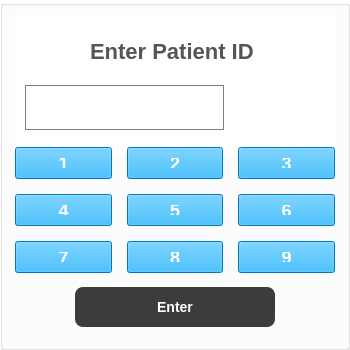
Qt form enter-patient.ui (pgil256/new-gui) before a commit.
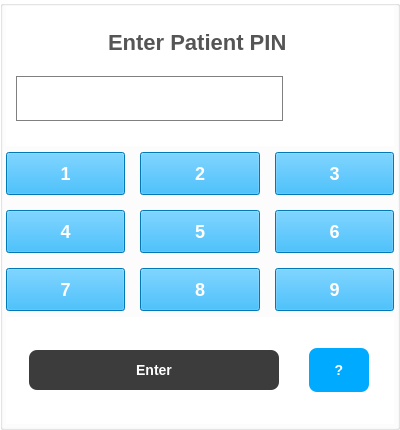
The same form after that commit.

```diff
--- a/enter-patient.ui
+++ b/enter-patient.ui
@@ -6,8 +6,8 @@
    <rect>
     <x>0</x>
     <y>0</y>
-    <width>350</width>
-    <height>350</height>
+    <width>400</width>
+    <height>430</height>
    </rect>
   </property>
   <property name="windowTitle">
@@ -18,8 +18,8 @@
     <rect>
      <x>0</x>
      <y>0</y>
-     <width>350</width>
-     <height>350</height>
+     <width>400</width>
+     <height>430</height>
     </rect>
    </property>
    <property name="minimumSize">
@@ -30,8 +30,8 @@
    </property>
    <property name="maximumSize">
     <size>
-     <width>350</width>
-     <height>350</height>
+     <width>400</width>
+     <height>430</height>
     </size>
    </property>
    <property name="styleSheet">
@@ -44,6 +44,18 @@
                 </string>
    </property>
    <layout class="QVBoxLayout" name="verticalLayout_8">
+    <property name="leftMargin">
+     <number>0</number>
+    </property>
+    <property name="topMargin">
+     <number>0</number>
+    </property>
+    <property name="rightMargin">
+     <number>0</number>
+    </property>
+    <property name="bottomMargin">
+     <number>0</number>
+    </property>
     <item>
      <widget class="QGroupBox" name="groupBox_5">
       <property name="sizePolicy">
@@ -90,7 +102,7 @@
           </size>
          </property>
          <property name="text">
-          <string>Enter Patient ID</string>
+          <string>Enter Patient PIN</string>
          </property>
          <property name="margin">
           <number>0</number>
@@ -186,6 +198,51 @@
       <property name="spacing">
        <number>15</number>
       </property>
+      <item row="4" column="1">
+       <widget class="QPushButton" name="pushButton_8">
+        <property name="styleSheet">
+         <string notr="true"> font-size: 18px;
+                                        font-weight: bold;
+                                        color: white;
+                                        background-color:rgb(0, 170, 255);
+                                        padding: 10px;
+                                        color: rgb(255, 255, 255);</string>
+        </property>
+        <property name="text">
+         <string>8</string>
+        </property>
+       </widget>
+      </item>
+      <item row="4" column="2">
+       <widget class="QPushButton" name="pushButton_9">
+        <property name="styleSheet">
+         <string notr="true"> font-size: 18px;
+                                        font-weight: bold;
+                                        color: white;
+                                        background-color:rgb(0, 170, 255);
+                                        padding: 10px;
+                                        color: rgb(255, 255, 255);</string>
+        </property>
+        <property name="text">
+         <string>9</string>
+        </property>
+       </widget>
+      </item>
+      <item row="3" column="0">
+       <widget class="QPushButton" name="pushButton_4">
+        <property name="styleSheet">
+         <string notr="true"> font-size: 18px;
+                                        font-weight: bold;
+                                        color: white;
+                                        background-color:rgb(0, 170, 255);
+                                        padding: 10px;
+                                        color: rgb(255, 255, 255);</string>
+        </property>
+        <property name="text">
+         <string>4</string>
+        </property>
+       </widget>
+      </item>
       <item row="4" column="0">
        <widget class="QPushButton" name="pushButton_11">
         <property name="styleSheet">
@@ -201,6 +258,21 @@
         </property>
        </widget>
       </item>
+      <item row="3" column="2">
+       <widget class="QPushButton" name="pushButton_6">
+        <property name="styleSheet">
+         <string notr="true"> font-size: 18px;
+                                        font-weight: bold;
+                                        color: white;
+                                        background-color:rgb(0, 170, 255);
+                                        padding: 10px;
+                                        color: rgb(255, 255, 255);</string>
+        </property>
+        <property name="text">
+         <string>6</string>
+        </property>
+       </widget>
+      </item>
       <item row="3" column="1">
        <widget class="QPushButton" name="pushButton_12">
         <property name="styleSheet">
@@ -216,36 +288,6 @@
         </property>
        </widget>
       </item>
-      <item row="4" column="2">
-       <widget class="QPushButton" name="pushButton_14">
-        <property name="styleSheet">
-         <string notr="true"> font-size: 18px;
-                                        font-weight: bold;
-                                        color: white;
-                                        background-color:rgb(0, 170, 255);
-                                        padding: 10px;
-                                        color: rgb(255, 255, 255);</string>
-        </property>
-        <property name="text">
-         <string>9</string>
-        </property>
-       </widget>
-      </item>
-      <item row="2" column="1">
-       <widget class="QPushButton" name="pushButton_15">
-        <property name="styleSheet">
-         <string notr="true"> font-size: 18px;
-                                        font-weight: bold;
-                                        color: white;
-                                        background-color:rgb(0, 170, 255);
-                                        padding: 10px;
-                                        color: rgb(255, 255, 255);</string>
-        </property>
-        <property name="text">
-         <string>2</string>
-        </property>
-       </widget>
-      </item>
       <item row="2" column="0">
        <widget class="QPushButton" name="pushButton_16">
         <property name="styleSheet">
@@ -261,6 +303,21 @@
         </property>
        </widget>
       </item>
+      <item row="2" column="1">
+       <widget class="QPushButton" name="pushButton_2">
+        <property name="styleSheet">
+         <string notr="true"> font-size: 18px;
+                                        font-weight: bold;
+                                        color: white;
+                                        background-color:rgb(0, 170, 255);
+                                        padding: 10px;
+                                        color: rgb(255, 255, 255);</string>
+        </property>
+        <property name="text">
+         <string>2</string>
+        </property>
+       </widget>
+      </item>
       <item row="2" column="2">
        <widget class="QPushButton" name="pushButton_17">
         <property name="styleSheet">
@@ -276,69 +333,48 @@
         </property>
        </widget>
       </item>
-      <item row="4" column="1">
-       <widget class="QPushButton" name="pushButton_18">
-        <property name="styleSheet">
-         <string notr="true"> font-size: 18px;
-                                        font-weight: bold;
-                                        color: white;
-                                        background-color:rgb(0, 170, 255);
-                                        padding: 10px;
-                                        color: rgb(255, 255, 255);</string>
-        </property>
-        <property name="text">
-         <string>8</string>
-        </property>
-       </widget>
-      </item>
-      <item row="3" column="2">
-       <widget class="QPushButton" name="pushButton_19">
-        <property name="styleSheet">
-         <string notr="true"> font-size: 18px;
-                                        font-weight: bold;
-                                        color: white;
-                                        background-color:rgb(0, 170, 255);
-                                        padding: 10px;
-                                        color: rgb(255, 255, 255);</string>
-        </property>
-        <property name="text">
-         <string>6</string>
-        </property>
-       </widget>
-      </item>
-      <item row="3" column="0">
-       <widget class="QPushButton" name="pushButton_20">
-        <property name="styleSheet">
-         <string notr="true"> font-size: 18px;
-                                        font-weight: bold;
-                                        color: white;
-                                        background-color:rgb(0, 170, 255);
-                                        padding: 10px;
-                                        color: rgb(255, 255, 255);</string>
-        </property>
-        <property name="text">
-         <string>4</string>
-        </property>
-       </widget>
-      </item>
      </layout>
     </item>
-    <item alignment="Qt::AlignHCenter">
-     <widget class="QPushButton" name="pushButton_login_2">
-      <property name="minimumSize">
-       <size>
-        <width>200</width>
-        <height>0</height>
-       </size>
-      </property>
-      <property name="maximumSize">
-       <size>
-        <width>250</width>
-        <height>16777215</height>
-       </size>
-      </property>
+    <item>
+     <widget class="QGroupBox" name="groupBox_3">
       <property name="styleSheet">
-       <string notr="true"> background-color:rgb(60, 60, 60);
+       <string notr="true">border:none;</string>
+      </property>
+      <property name="title">
+       <string/>
+      </property>
+      <layout class="QHBoxLayout" name="horizontalLayout">
+       <property name="spacing">
+        <number>12</number>
+       </property>
+       <property name="leftMargin">
+        <number>0</number>
+       </property>
+       <property name="topMargin">
+        <number>0</number>
+       </property>
+       <property name="rightMargin">
+        <number>0</number>
+       </property>
+       <property name="bottomMargin">
+        <number>0</number>
+       </property>
+       <item>
+        <widget class="QPushButton" name="enter_patient_pin_button">
+         <property name="minimumSize">
+          <size>
+           <width>200</width>
+           <height>0</height>
+          </size>
+         </property>
+         <property name="maximumSize">
+          <size>
+           <width>250</width>
+           <height>16777215</height>
+          </size>
+         </property>
+         <property name="styleSheet">
+          <string notr="true"> background-color:rgb(60, 60, 60);
                                 color: white;
                                 border: none;
                                 padding: 12px 24px;
@@ -348,10 +384,38 @@
                                 font-size: 14px;
                                 font-weight:bold;
                                 border-radius: 8px;</string>
-      </property>
-      <property name="text">
-       <string>Enter</string>
-      </property>
+         </property>
+         <property name="text">
+          <string>Enter</string>
+         </property>
+        </widget>
+       </item>
+       <item>
+        <widget class="QPushButton" name="enter_patient_help_button">
+         <property name="maximumSize">
+          <size>
+           <width>60</width>
+           <height>60</height>
+          </size>
+         </property>
+         <property name="styleSheet">
+          <string notr="true"> background-color:rgb(0, 170, 255);
+                                color: white;
+                                border: none;
+                                padding: 12px 12px;
+                                margin: 8px 0px;
+                                text-align: center;
+                                text-decoration: none;
+                                font-size: 14px;
+                                font-weight:bold;
+                                border-radius: 8px;</string>
+         </property>
+         <property name="text">
+          <string>?</string>
+         </property>
+        </widget>
+       </item>
+      </layout>
      </widget>
     </item>
    </layout>
```
Left out of the diff: 16 changed lines with no effect on the pictures.
